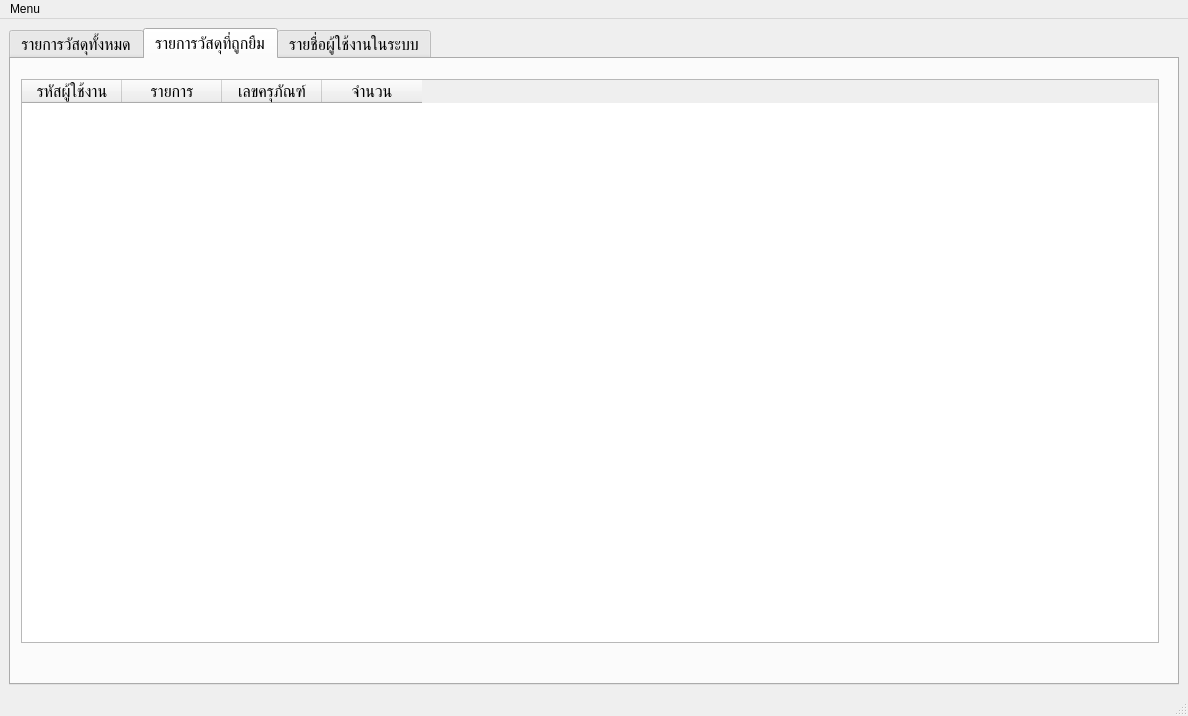
Qt form UI/Main.ui (oatanurakch/POS_UI) before a commit.
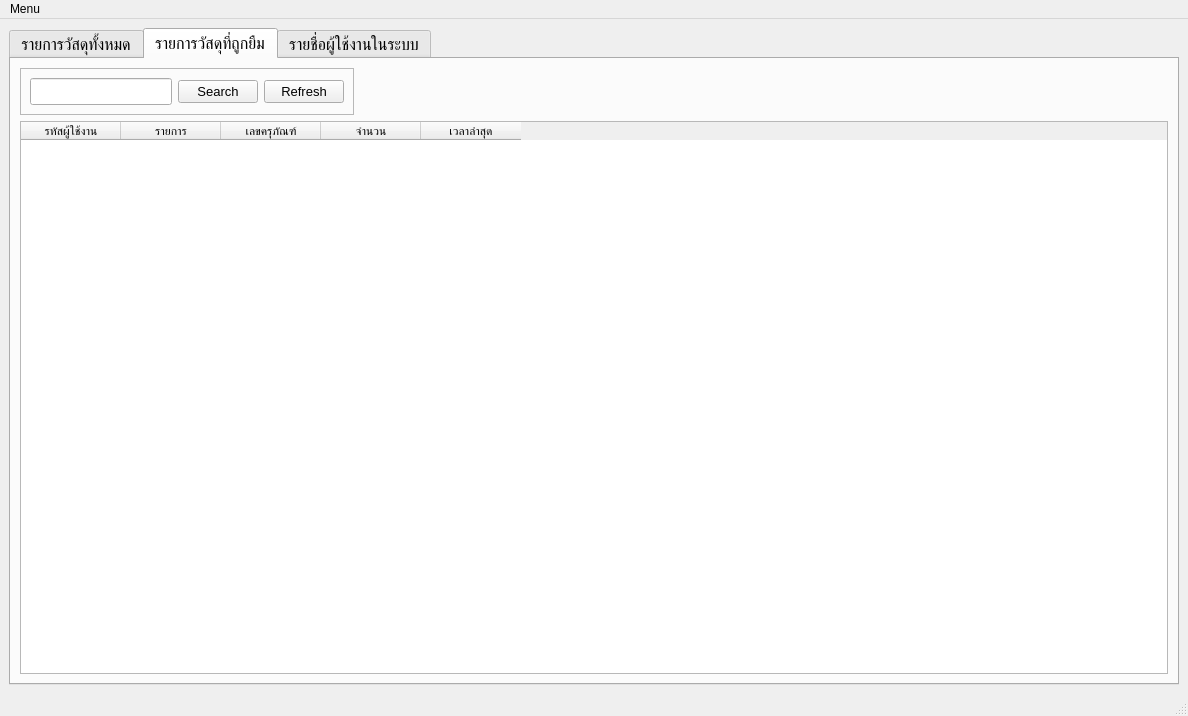
The same form after that commit. The open tabs and pages were chosen to show the change.

Commit message: Update Borrow, return in pos system

Patch:
```diff
--- a/UI/Main.ui
+++ b/UI/Main.ui
@@ -186,15 +186,73 @@
        <attribute name="title">
         <string>รายการวัสดุที่ถูกยืม</string>
        </attribute>
+       <layout class="QGridLayout" name="gridLayout_5">
+        <item row="0" column="0">
+         <widget class="QFrame" name="frame">
+          <property name="sizePolicy">
+           <sizepolicy hsizetype="Fixed" vsizetype="Fixed">
+            <horstretch>0</horstretch>
+            <verstretch>0</verstretch>
+           </sizepolicy>
+          </property>
+          <property name="frameShape">
+           <enum>QFrame::StyledPanel</enum>
+          </property>
+          <property name="frameShadow">
+           <enum>QFrame::Raised</enum>
+          </property>
+          <layout class="QGridLayout" name="gridLayout_4">
+           <item row="0" column="0">
+            <widget class="QLineEdit" name="ObjSearchBorrow">
+             <property name="sizePolicy">
+              <sizepolicy hsizetype="Expanding" vsizetype="Fixed">
+               <horstretch>200</horstretch>
+               <verstretch>0</verstretch>
+              </sizepolicy>
+             </property>
+            </widget>
+           </item>
+           <item row="0" column="1">
+            <widget class="QPushButton" name="SearchObjBorrow">
+             <property name="sizePolicy">
+              <sizepolicy hsizetype="Fixed" vsizetype="Fixed">
+               <horstretch>0</horstretch>
+               <verstretch>0</verstretch>
+              </sizepolicy>
+             </property>
+             <property name="font">
+              <font>
+               <pointsize>10</pointsize>
+              </font>
+             </property>
+             <property name="text">
+              <string>Search</string>
+             </property>
+            </widget>
+           </item>
+           <item row="0" column="2">
+            <widget class="QPushButton" name="refreshObjBorrow">
+             <property name="sizePolicy">
+              <sizepolicy hsizetype="Fixed" vsizetype="Fixed">
+               <horstretch>0</horstretch>
+               <verstretch>0</verstretch>
+              </sizepolicy>
+             </property>
+             <property name="font">
+              <font>
+               <pointsize>10</pointsize>
+              </font>
+             </property>
+             <property name="text">
+              <string>Refresh</string>
+             </property>
+            </widget>
+           </item>
+          </layout>
+         </widget>
+        </item>
+        <item row="1" column="0">
        <widget class="QTableWidget" name="tableListBorrow">
-        <property name="geometry">
-         <rect>
-          <x>10</x>
-          <y>20</y>
-          <width>1138</width>
-          <height>564</height>
-         </rect>
-        </property>
         <property name="autoScroll">
          <bool>true</bool>
         </property>
@@ -230,7 +288,14 @@
           <string>จำนวน</string>
          </property>
         </column>
-       </widget>
+          <column>
+           <property name="text">
+            <string>เวลาล่าสุด</string>
+           </property>
+          </column>
+         </widget>
+        </item>
+       </layout>
       </widget>
       <widget class="QWidget" name="UserTab">
        <attribute name="title">
```
Left out of the diff: 9 changed lines with no effect on the pictures. Lines whose indentation alone changed are shown as unchanged. The commit also changes 17 other files.
